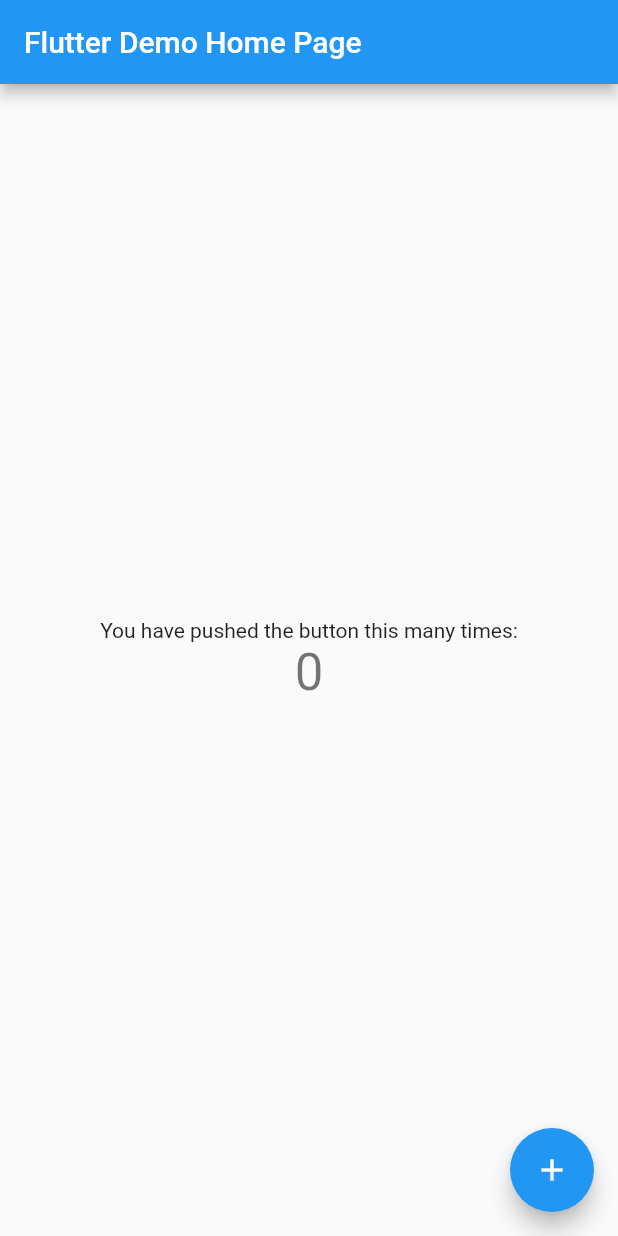
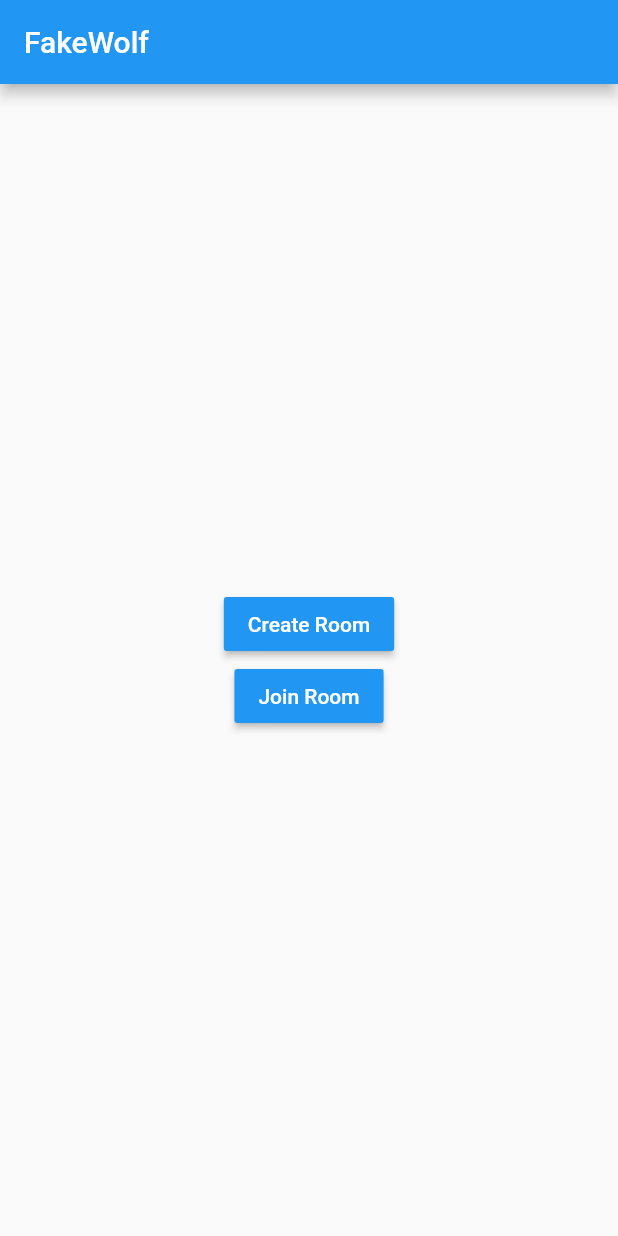
Before and after one commit to Jugendhackt/fakewolf, a Flutter app: the screen it shows after launch, on a phone screen of 412 x 824 dp. Run offline on Flutter 3.47's test engine with Material 2 defaults, Android fonts, the phone set to English and light mode, and no system bars.

Commit message:
added base of frontend

```diff
--- a/flutter/fakewolf/lib/main.dart
+++ b/flutter/fakewolf/lib/main.dart
@@ -1,5 +1,5 @@
 import 'package:flutter/material.dart';
-
+//fakewolf.appspot.com
 void main() => runApp(MyApp());
 
 class MyApp extends StatelessWidget {
@@ -7,7 +7,7 @@
   @override
   Widget build(BuildContext context) {
     return MaterialApp(
-      title: 'Flutter Demo',
+      title: 'FakeWolf',
       theme: ThemeData(
         // This is the theme of your application.
         //
@@ -20,7 +20,7 @@
         // is not restarted.
         primarySwatch: Colors.blue,
       ),
-      home: MyHomePage(title: 'Flutter Demo Home Page'),
+      home: MyHomePage(title: 'FakeWolf'),
     );
   }
 }
@@ -44,16 +44,16 @@
 }
 
 class _MyHomePageState extends State<MyHomePage> {
-  int _counter = 0;
 
-  void _incrementCounter() {
+  void _createRoom() {
     setState(() {
-      // This call to setState tells the Flutter framework that something has
-      // changed in this State, which causes it to rerun the build method below
-      // so that the display can reflect the updated values. If we changed
-      // _counter without calling setState(), then the build method would not be
-      // called again, and so nothing would appear to happen.
-      _counter++;
+
+    });
+  }
+
+  void _joinRoom() {
+    setState(() {
+
     });
   }
 
@@ -66,12 +66,14 @@
     // fast, so that you can just rebuild anything that needs updating rather
     // than having to individually change instances of widgets.
     return Scaffold(
+
       appBar: AppBar(
         // Here we take the value from the MyHomePage object that was created by
         // the App.build method, and use it to set our appbar title.
         title: Text(widget.title),
       ),
       body: Center(
+
         // Center is a layout widget. It takes a single child and positions it
         // in the middle of the parent.
         child: Column(
@@ -91,21 +93,21 @@
           // horizontal).
           mainAxisAlignment: MainAxisAlignment.center,
           children: <Widget>[
-            Text(
-              'You have pushed the button this many times:',
+            RaisedButton(
+              child: Text("Create Room", style: TextStyle(color: Colors.white)),
+              color: Colors.blue,
+              onPressed: () => _createRoom(),
             ),
-            Text(
-              '$_counter',
-              style: Theme.of(context).textTheme.display1,
+            RaisedButton(
+              child: Text("Join Room", style: TextStyle(color: Colors.white)),
+              color: Colors.blue,
+              onPressed: () => _joinRoom(),
             ),
           ],
         ),
       ),
-      floatingActionButton: FloatingActionButton(
-        onPressed: _incrementCounter,
-        tooltip: 'Increment',
-        child: Icon(Icons.add),
-      ), // This trailing comma makes auto-formatting nicer for build methods.
+
+      // This trailing comma makes auto-formatting nicer for build methods.
     );
   }
 }
```
Also changed, not shown: flutter/fakewolf/fonts/BebasNeueRegular.otf (added), flutter/fakewolf/pubspec.lock, 6 other files.
